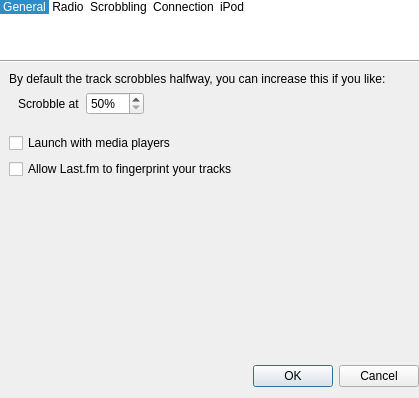
This is app/client/widgets/SettingsDialog.ui in dougma/lastfm-desktop as Qt 5 draws it before an edit. The edited form follows.
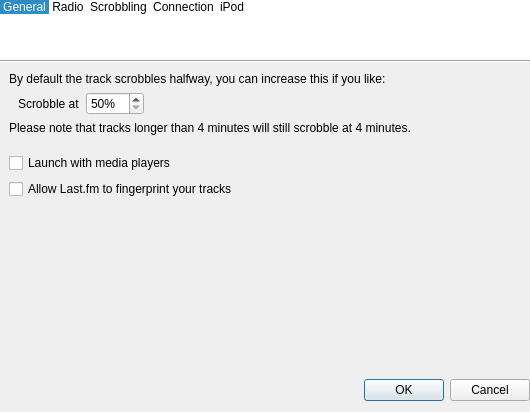
This is the edited form. The open tabs and pages were chosen to show the change. Icons and pictures are not drawn.

```diff
--- a/app/client/widgets/SettingsDialog.ui
+++ b/app/client/widgets/SettingsDialog.ui
@@ -8,8 +8,8 @@
    <rect>
     <x>0</x>
     <y>0</y>
-    <width>419</width>
-    <height>385</height>
+    <width>530</width>
+    <height>412</height>
    </rect>
   </property>
   <property name="sizePolicy" >
@@ -542,6 +542,22 @@
          </item>
         </layout>
        </item>
+       <item>
+        <widget class="QLabel" name="label" >
+         <property name="sizePolicy" >
+          <sizepolicy vsizetype="Preferred" hsizetype="Ignored" >
+           <horstretch>0</horstretch>
+           <verstretch>0</verstretch>
+          </sizepolicy>
+         </property>
+         <property name="text" >
+          <string>Please note that tracks longer than 4 minutes will still scrobble at 4 minutes.</string>
+         </property>
+         <property name="wordWrap" >
+          <bool>true</bool>
+         </property>
+        </widget>
+       </item>
        <item>
         <spacer>
          <property name="orientation" >
```
Left out of the diff: 14 changed lines with no effect on the pictures.
